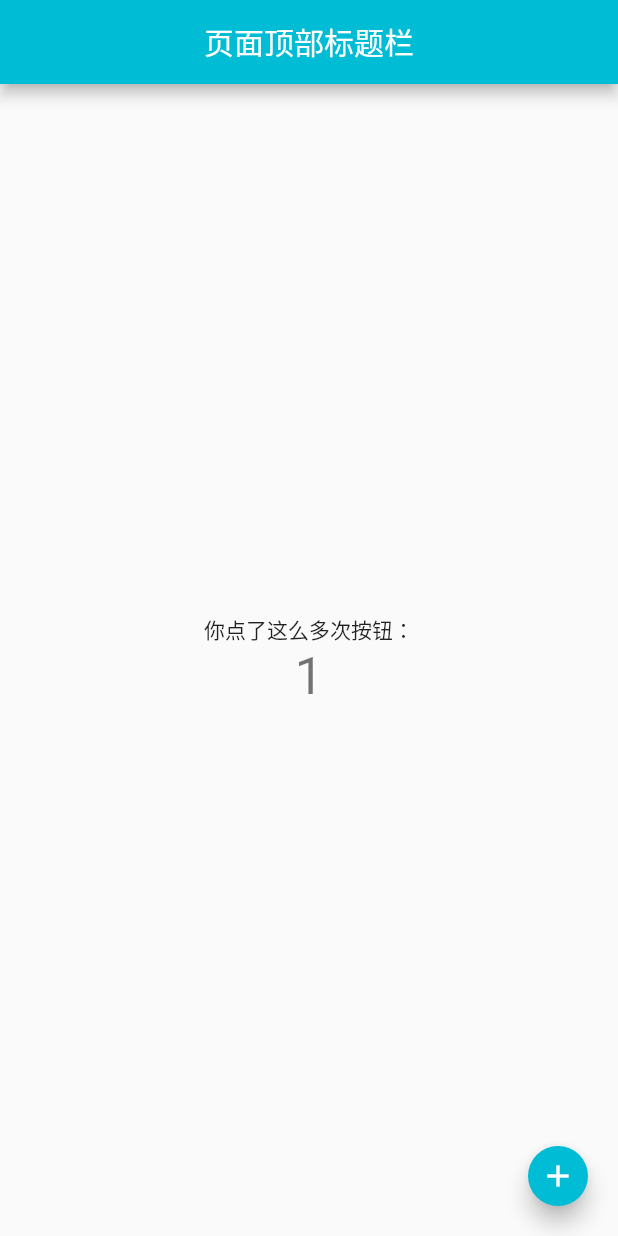
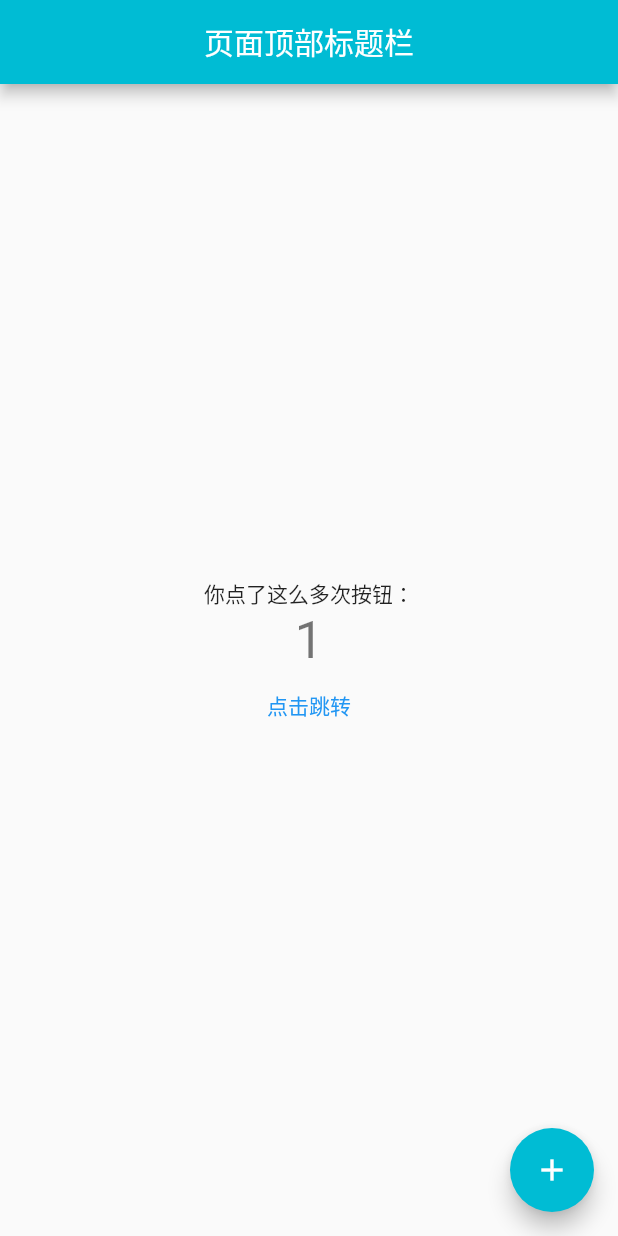
Before and after one commit to cnwanyan/flutter-learn, a Flutter app: the screen it shows after launch, after a tap on the "add" icon, on a phone screen of 412 x 824 dp. Run offline on Flutter 3.47's test engine with Material 2 defaults, Android fonts, the phone set to English and light mode, and no system bars.

Commit message:
完成了命名路由表的编写

```diff
--- a/lib/main.dart
+++ b/lib/main.dart
@@ -7,6 +7,9 @@ class MyApp extends StatelessWidget {
   @override
   Widget build(BuildContext context) {
     return MaterialApp(
+      routes:{
+        "newRouter":(context)=>NewRouter(),
+      },
       title: 'Fullter教程',
       theme: ThemeData(
         primaryColor: Colors.cyan
@@ -57,18 +60,44 @@ class _MyHomePageState extends State<MyHomePage>{
           mainAxisAlignment: MainAxisAlignment.center,
           children: <Widget>[
             Text("你点了这么多次按钮："),
-            Text("$_counter",style: Theme.of(context).textTheme.display1,)
+            Text("$_counter",style: Theme.of(context).textTheme.display1,),
+            FlatButton(
+              onPressed: ()=>{
+                Navigator.pushNamed(context, "newRouter",arguments:"Shu Cheng")
+              },
+              textColor: Colors.blue,
+              child: Text("点击跳转"),
+            )
           ],
         ),
       ),
       floatingActionButton: new FloatingActionButton(
         backgroundColor: Colors.cyan,
         onPressed: _incrementCounter,
-        tooltip: 'Click',
+        tooltip: '点击加一',
         child: new Icon(Icons.add,),
-        mini: true,
       ),
     );
   }
 
 }
+
+
+class NewRouter extends StatelessWidget{
+
+  @override
+  Widget build(BuildContext context) {
+    var args=ModalRoute.of(context).settings.arguments;
+
+
+    return Scaffold(
+      appBar: AppBar(
+        title: Text('新页面',style: TextStyle(color: Colors.white),),
+      ),
+      body: Center(
+        child: Text("欢迎您，"+args),
+      ),
+    );
+  }
+
+}
```
